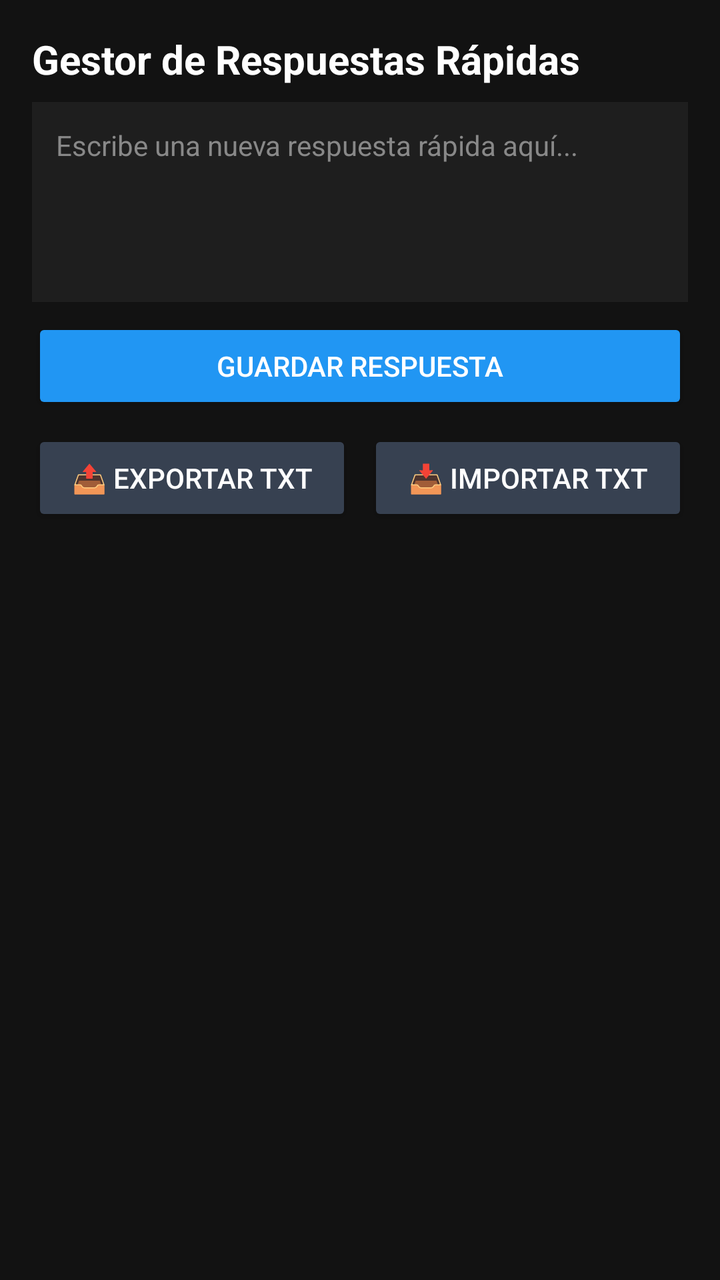
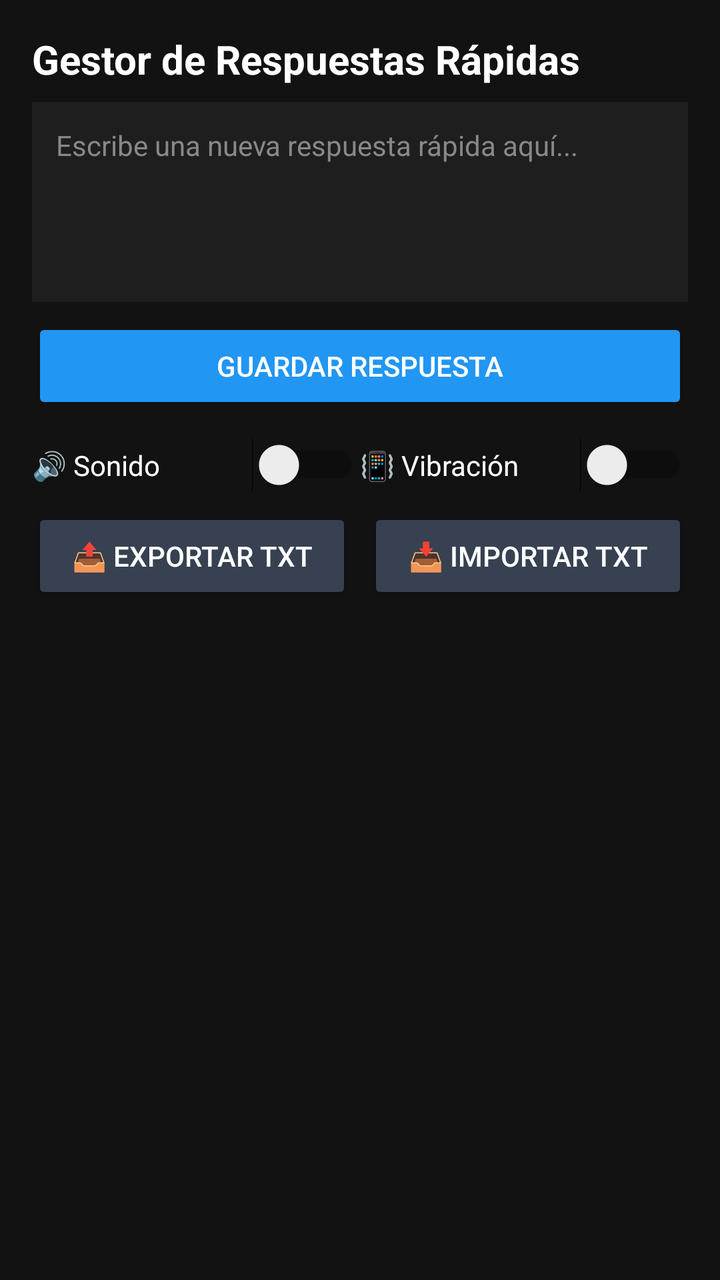

Before-and-after screenshots of an Android layout around one commit, followed by the original layout XML and the change that was made.
<!-- AndroidManifest.xml: application theme Theme.AppCompat.Light.DarkActionBar -->
<!-- res/layout/activity_main.xml -->
<?xml version="1.0" encoding="utf-8"?>
<LinearLayout xmlns:android="http://schemas.android.com/apk/res/android"
    android:layout_width="match_parent"
    android:layout_height="match_parent"
    android:orientation="vertical"
    android:padding="16dp"
    android:background="#121212">

    
    <TextView
        android:layout_width="match_parent"
        android:layout_height="wrap_content"
        android:text="Gestor de Respuestas Rápidas"
        android:textColor="#FFFFFF"
        android:textSize="20sp"
        android:textStyle="bold"
        android:paddingBottom="8dp"/>

    
    <EditText
        android:id="@+id/etNewPin"
        android:layout_width="match_parent"
        android:layout_height="100dp"
        android:background="#1E1E1E"
        android:textColor="#FFFFFF"
        android:textColorHint="#888888"
        android:hint="Escribe una nueva respuesta rápida aquí..."
        android:gravity="top|start"
        android:padding="12dp"
        android:textSize="14sp"/>

    
    <Button
        android:id="@+id/btnAdd"
        android:layout_width="match_parent"
        android:layout_height="wrap_content"
        android:layout_marginTop="8dp"
        android:text="Guardar Respuesta"
        android:backgroundTint="#2196F3"
        android:textColor="#FFFFFF"/>

    
    <LinearLayout
        android:layout_width="match_parent"
        android:layout_height="wrap_content"
        android:orientation="horizontal"
        android:layout_marginTop="8dp"
        android:layout_marginBottom="8dp">

        <Button
            android:id="@+id/btnExport"
            android:layout_width="0dp"
            android:layout_height="wrap_content"
            android:layout_weight="1"
            android:layout_marginEnd="4dp"
            android:text="📤 Exportar TXT"
            android:backgroundTint="#374151"
            android:textColor="#FFFFFF"/>

        <Button
            android:id="@+id/btnImport"
            android:layout_width="0dp"
            android:layout_height="wrap_content"
            android:layout_weight="1"
            android:layout_marginStart="4dp"
            android:text="📥 Importar TXT"
            android:backgroundTint="#374151"
            android:textColor="#FFFFFF"/>
    </LinearLayout>

    
    <androidx.recyclerview.widget.RecyclerView
        android:id="@+id/rvMainPins"
        android:layout_width="match_parent"
        android:layout_height="0dp"
        android:layout_weight="1"
        android:layout_marginTop="4dp"/>

</LinearLayout>
<!-- resources referenced by this layout -->
<resources>

</resources>

<!-- the commit's change to res/layout/activity_main.xml (unified diff, before → after) -->
@@ -6,7 +6,6 @@
     android:padding="16dp"
     android:background="#121212">
 
-    
     <TextView
         android:layout_width="match_parent"
         android:layout_height="wrap_content"
@@ -16,7 +15,6 @@
         android:textStyle="bold"
         android:paddingBottom="8dp"/>
 
-    
     <EditText
         android:id="@+id/etNewPin"
         android:layout_width="match_parent"
@@ -29,7 +27,6 @@
         android:padding="12dp"
         android:textSize="14sp"/>
 
-    
     <Button
         android:id="@+id/btnAdd"
         android:layout_width="match_parent"
@@ -44,7 +41,31 @@
         android:layout_width="match_parent"
         android:layout_height="wrap_content"
         android:orientation="horizontal"
-        android:layout_marginTop="8dp"
+        android:layout_marginTop="12dp"
+        android:layout_marginBottom="4dp">
+        
+        <Switch
+            android:id="@+id/switchSound"
+            android:layout_width="0dp"
+            android:layout_height="wrap_content"
+            android:layout_weight="1"
+            android:text="🔊 Sonido"
+            android:textColor="#FFFFFF" />
+
+        <Switch
+            android:id="@+id/switchVibration"
+            android:layout_width="0dp"
+            android:layout_height="wrap_content"
+            android:layout_weight="1"
+            android:text="📳 Vibración"
+            android:textColor="#FFFFFF" />
+    </LinearLayout>
+
+    <LinearLayout
+        android:layout_width="match_parent"
+        android:layout_height="wrap_content"
+        android:orientation="horizontal"
+        android:layout_marginTop="4dp"
         android:layout_marginBottom="8dp">
 
         <Button
@@ -68,7 +89,6 @@
             android:textColor="#FFFFFF"/>
     </LinearLayout>
 
-    
     <androidx.recyclerview.widget.RecyclerView
         android:id="@+id/rvMainPins"
         android:layout_width="match_parent"
